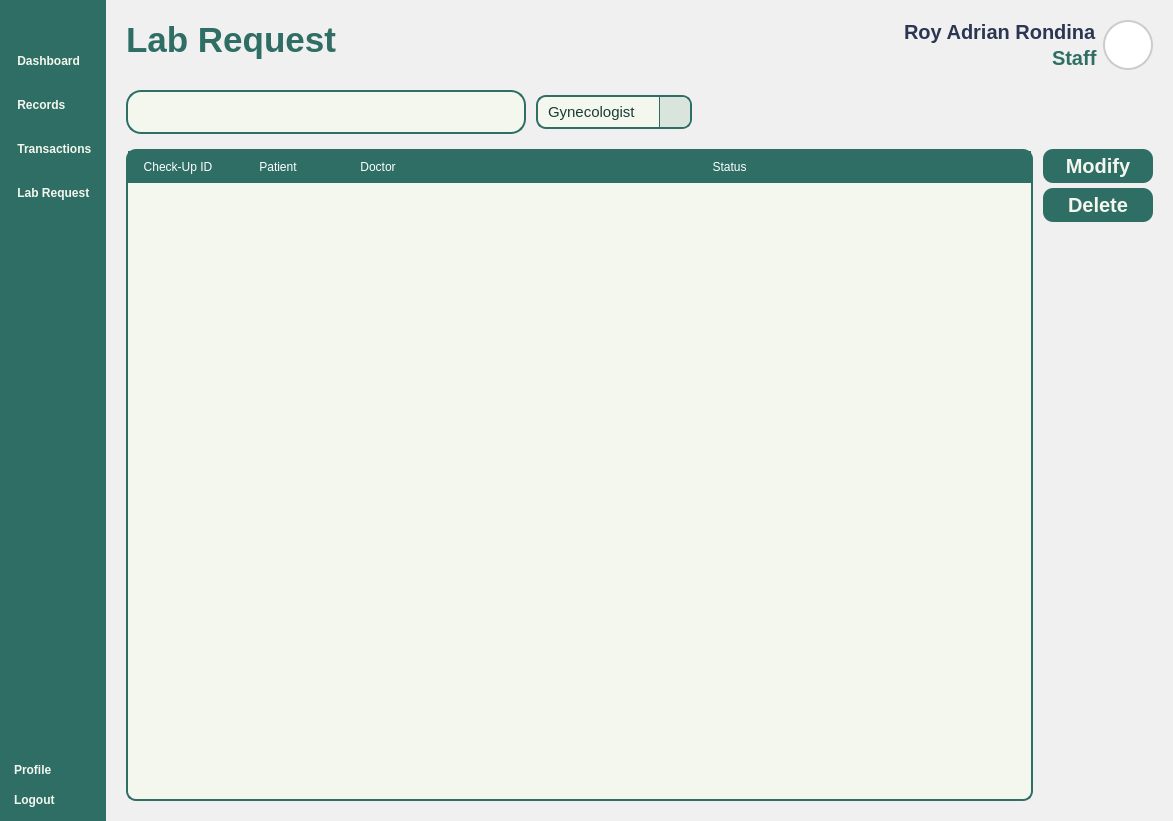
Old version of the form Views/Staff_LabRequest.ui in the repository VinsmokeSanji69/COVACHA_CLINIC_SYSTEM.
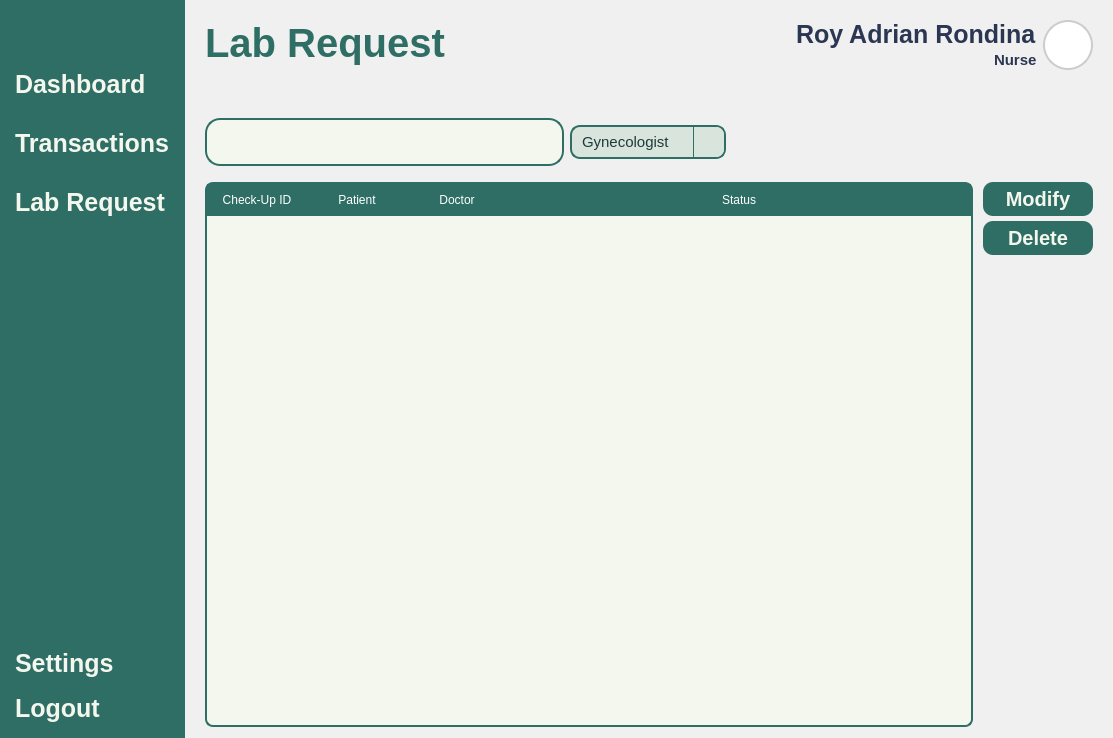
New version of the form. Icons and pictures are not drawn.

Patch:
```diff
--- a/Views/Staff_LabRequest.ui
+++ b/Views/Staff_LabRequest.ui
@@ -1,17 +1,17 @@
 <?xml version="1.0" encoding="UTF-8"?>
 <ui version="4.0">
- <class>MainWindow</class>
- <widget class="QMainWindow" name="MainWindow">
+ <class>Form</class>
+ <widget class="QWidget" name="Form">
   <property name="geometry">
    <rect>
     <x>0</x>
     <y>0</y>
-    <width>1173</width>
-    <height>821</height>
+    <width>1113</width>
+    <height>738</height>
    </rect>
   </property>
   <property name="windowTitle">
-   <string>MainWindow</string>
+   <string>Form</string>
   </property>
   <property name="styleSheet">
    <string notr="true">*{
@@ -20,16 +20,17 @@
 	border: 0px;
 }
 QPushButton {
-	font: 900 16pt &quot;Satoshi Black&quot;;
+	font: 900 10pt &quot;Satoshi Black&quot;;
 	background-color: transparent;
  	border-radius: 10px;
-	font-weight: bold;
+	font-weight: bold;	
+	font-size: 25px;
 	color: #F4F7ED;
 	text-align: left;
 	padding: 5px 5px;
 }
 #NavBar {
-    background-color: #2E6E65;
+    background-color: #2E6E65; 
 }
 QLabel {
 	font: 900 10pt &quot;Satoshi Black&quot;;
@@ -46,7 +47,6 @@
 }
 </string>
   </property>
-  <widget class="QWidget" name="centralwidget">
    <layout class="QHBoxLayout" name="horizontalLayout">
     <property name="spacing">
      <number>0</number>
@@ -63,23 +63,38 @@
     <property name="bottomMargin">
      <number>0</number>
     </property>
-    <item alignment="Qt::AlignLeft">
+   <item>
      <widget class="QWidget" name="NavBar" native="true">
       <property name="sizePolicy">
-       <sizepolicy hsizetype="Expanding" vsizetype="Expanding">
+      <sizepolicy hsizetype="Preferred" vsizetype="Expanding">
         <horstretch>0</horstretch>
         <verstretch>0</verstretch>
        </sizepolicy>
       </property>
       <layout class="QVBoxLayout" name="verticalLayout_12">
+      <property name="spacing">
+       <number>6</number>
+      </property>
+      <property name="leftMargin">
+       <number>10</number>
+      </property>
+      <property name="topMargin">
+       <number>10</number>
+      </property>
+      <property name="rightMargin">
+       <number>10</number>
+      </property>
+      <property name="bottomMargin">
+       <number>10</number>
+      </property>
        <item>
         <widget class="QPushButton" name="NavBarButton">
          <property name="text">
           <string/>
          </property>
          <property name="icon">
-          <iconset resource="../Images/resources.qrc">
-           <normaloff>:/lucide/icons/align-justify.svg</normaloff>:/lucide/icons/align-justify.svg</iconset>
+         <iconset>
+          <normaloff>:/icons/icons/align-justify.svg</normaloff>:/icons/icons/align-justify.svg</iconset>
          </property>
          <property name="iconSize">
           <size>
@@ -116,11 +131,11 @@
             <string notr="true"/>
            </property>
            <property name="text">
-            <string> Dashboard</string>
+           <string>Dashboard</string>
            </property>
            <property name="icon">
-            <iconset resource="../Images/resources.qrc">
-             <normaloff>:/lucide/icons/layout-dashboard.svg</normaloff>:/lucide/icons/layout-dashboard.svg</iconset>
+           <iconset>
+            <normaloff>:/icons/icons/layout-dashboard.svg</normaloff>:/icons/icons/layout-dashboard.svg</iconset>
            </property>
            <property name="iconSize">
             <size>
@@ -131,13 +146,13 @@
           </widget>
          </item>
          <item>
-          <widget class="QPushButton" name="RecordsButton">
+         <widget class="QPushButton" name="TransactionsButton">
            <property name="text">
-            <string> Records</string>
+           <string>Transactions</string>
            </property>
            <property name="icon">
-            <iconset resource="../Images/resources.qrc">
-             <normaloff>:/lucide/icons/file-text.svg</normaloff>:/lucide/icons/file-text.svg</iconset>
+           <iconset>
+            <normaloff>:/icons/icons/tickets.svg</normaloff>:/icons/icons/tickets.svg</iconset>
            </property>
            <property name="iconSize">
             <size>
@@ -148,35 +163,16 @@
           </widget>
          </item>
          <item>
-          <widget class="QPushButton" name="TransactionButton">
-           <property name="text">
-            <string> Transactions</string>
-           </property>
-           <property name="icon">
-            <iconset resource="../Images/resources.qrc">
-             <normaloff>:/lucide/icons/tickets.svg</normaloff>:/lucide/icons/tickets.svg</iconset>
-           </property>
-           <property name="iconSize">
-            <size>
-             <width>40</width>
-             <height>40</height>
-            </size>
-           </property>
-          </widget>
-         </item>
-         <item>
-          <widget class="QPushButton" name="LabRequestButton">
+         <widget class="QPushButton" name="LabButton">
            <property name="styleSheet">
-            <string notr="true">QPushButton {
-	font: 900 20pt &quot;Satoshi Black&quot;;
-}</string>
+           <string notr="true"/>
            </property>
            <property name="text">
-            <string> Lab Request</string>
+           <string>Lab Request</string>
            </property>
            <property name="icon">
             <iconset>
-             <normaloff>:/lucide/icons/test-tubes.svg</normaloff>:/lucide/icons/test-tubes.svg</iconset>
+            <normaloff>:/icons/icons/test-tubes.svg</normaloff>:/icons/icons/test-tubes.svg</iconset>
            </property>
            <property name="iconSize">
             <size>
@@ -212,16 +208,16 @@
          <item>
           <widget class="QPushButton" name="pushButton_9">
            <property name="text">
-            <string>Profile</string>
+           <string>Settings</string>
            </property>
            <property name="icon">
-            <iconset resource="../Images/resources.qrc">
-             <normaloff>:/lucide/icons/user-round-cog.svg</normaloff>:/lucide/icons/user-round-cog.svg</iconset>
+           <iconset>
+            <normaloff>:/icons/icons/user-round-cog.svg</normaloff>:/icons/icons/user-round-cog.svg</iconset>
            </property>
            <property name="iconSize">
             <size>
-             <width>30</width>
-             <height>30</height>
+            <width>40</width>
+            <height>40</height>
             </size>
            </property>
           </widget>
@@ -232,13 +228,13 @@
             <string>Logout</string>
            </property>
            <property name="icon">
-            <iconset resource="../Images/resources.qrc">
-             <normaloff>:/lucide/icons/log-out.svg</normaloff>:/lucide/icons/log-out.svg</iconset>
+           <iconset>
+            <normaloff>:/icons/icons/log-out.svg</normaloff>:/icons/icons/log-out.svg</iconset>
            </property>
            <property name="iconSize">
             <size>
-             <width>30</width>
-             <height>30</height>
+            <width>40</width>
+            <height>40</height>
             </size>
            </property>
           </widget>
@@ -275,11 +271,11 @@
 }
 #UserName {
 	font: 600 10pt &quot;Lexend SemiBold&quot;;
-	font-size: 20px;
+	font-size: 25px;
 	color: #2B3752;
 }
 #InterfaceTitle{
-	font-size: 35px;
+	font-size: 40px;
 }
 QGraphicsView {
     border: 2px solid #ccc;
@@ -313,7 +309,7 @@
       </property>
       <layout class="QVBoxLayout" name="verticalLayout">
        <property name="spacing">
-        <number>10</number>
+       <number>6</number>
        </property>
        <property name="leftMargin">
         <number>0</number>
@@ -382,9 +378,9 @@
                </widget>
               </item>
               <item alignment="Qt::AlignRight">
-               <widget class="QLabel" name="ID">
+              <widget class="QLabel" name="UserType">
                 <property name="text">
-                 <string>Staff</string>
+                <string>Nurse</string>
                 </property>
                </widget>
               </item>
@@ -462,7 +458,7 @@
        <item>
         <widget class="QWidget" name="Body" native="true">
          <property name="sizePolicy">
-          <sizepolicy hsizetype="Preferred" vsizetype="Expanding">
+         <sizepolicy hsizetype="Expanding" vsizetype="Expanding">
            <horstretch>0</horstretch>
            <verstretch>0</verstretch>
           </sizepolicy>
@@ -500,19 +496,19 @@
          </property>
          <layout class="QVBoxLayout" name="verticalLayout_7">
           <property name="spacing">
-           <number>5</number>
+          <number>7</number>
           </property>
           <property name="leftMargin">
-           <number>0</number>
+          <number>20</number>
           </property>
           <property name="topMargin">
-           <number>0</number>
+          <number>11</number>
           </property>
           <property name="rightMargin">
-           <number>0</number>
+          <number>20</number>
           </property>
           <property name="bottomMargin">
-           <number>0</number>
+          <number>11</number>
           </property>
           <item alignment="Qt::AlignTop">
            <widget class="QWidget" name="widget_3" native="true">
@@ -570,21 +566,12 @@
 
 </string>
             </property>
-            <layout class="QHBoxLayout" name="horizontalLayout_5">
-             <property name="spacing">
-              <number>10</number>
-             </property>
+           <layout class="QHBoxLayout" name="horizontalLayout_4">
              <property name="leftMargin">
-              <number>20</number>
+             <number>0</number>
              </property>
              <property name="topMargin">
-              <number>0</number>
-             </property>
-             <property name="rightMargin">
-              <number>20</number>
-             </property>
-             <property name="bottomMargin">
-              <number>0</number>
+             <number>21</number>
              </property>
              <item>
               <widget class="QWidget" name="SearchBar" native="true">
@@ -596,17 +583,28 @@
                </property>
                <property name="minimumSize">
                 <size>
-                 <width>290</width>
-                 <height>0</height>
+                <width>0</width>
+                <height>48</height>
                 </size>
                </property>
                <property name="maximumSize">
                 <size>
-                 <width>400</width>
-                 <height>16777215</height>
-                </size>
-               </property>
-               <layout class="QHBoxLayout" name="horizontalLayout_4">
+                <width>500</width>
+                <height>48</height>
+               </size>
+              </property>
+              <property name="styleSheet">
+               <string notr="true">#SearchBar {
+	background-color: #F4F7ED;
+	border: 2px solid #2E6E65; 
+    border-radius: 15px;
+}
+#Search{
+	background-color: transparent ;
+	font: 300 14pt &quot;Lexend Light&quot;;
+}</string>
+              </property>
+              <layout class="QHBoxLayout" name="horizontalLayout_5">
                 <property name="spacing">
                  <number>0</number>
                 </property>
@@ -628,26 +626,19 @@
                    <string/>
                   </property>
                   <property name="icon">
-                   <iconset resource="../Images/resources.qrc">
-                    <normaloff>:/lucide/icons/search.svg</normaloff>:/lucide/icons/search.svg</iconset>
+                  <iconset>
+                   <normaloff>:/icons/icons/search.svg</normaloff>:/icons/icons/search.svg</iconset>
                   </property>
                   <property name="iconSize">
                    <size>
-                    <width>30</width>
+                   <width>40</width>
                     <height>30</height>
                    </size>
                   </property>
                  </widget>
                 </item>
                 <item>
-                 <widget class="QLineEdit" name="Search">
-                  <property name="sizePolicy">
-                   <sizepolicy hsizetype="Expanding" vsizetype="Expanding">
-                    <horstretch>0</horstretch>
-                    <verstretch>0</verstretch>
-                   </sizepolicy>
-                  </property>
-                 </widget>
+                <widget class="QLineEdit" name="Search"/>
                 </item>
                </layout>
               </widget>
@@ -672,6 +663,37 @@
                  <height>16777215</height>
                 </size>
                </property>
+              <property name="styleSheet">
+               <string notr="true">QComboBox {
+    background-color: #D9E4DC;
+    border: 2px solid #2E6E65;
+    border-radius: 10px;
+    padding: 5px 10px;
+	font: 300 12pt &quot;Lexend Light&quot;;
+}
+QComboBox::drop-down {
+    subcontrol-origin: padding;
+    subcontrol-position: top right;
+    width: 30px;
+    border-left: 1px solid #2E6E65;
+    background-color: #D9E4DC;
+    border-top-right-radius: 8px;
+    border-bottom-right-radius: 8px;
+}
+QComboBox::down-arrow {
+    image: url(:/icons/icons/chevron-down.svg);
+    width: 20px;
+    height: 20px;
+}
+QComboBox QAbstractItemView {
+    background-color: #F4F7ED;
+    selection-background-color: #CCE3D0;
+    border: 1px solid #2E6E65;
+    border-radius: 2px;
+    outline: 0;  
+	font: 300 12pt &quot;Lexend Light&quot;;
+}</string>
+              </property>
                <item>
                 <property name="text">
                  <string>Gynecologist</string>
@@ -723,16 +745,16 @@
               <number>10</number>
              </property>
              <property name="leftMargin">
-              <number>20</number>
+             <number>0</number>
              </property>
              <property name="topMargin">
-              <number>10</number>
+             <number>0</number>
              </property>
              <property name="rightMargin">
-              <number>20</number>
+             <number>0</number>
              </property>
              <property name="bottomMargin">
-              <number>20</number>
+             <number>0</number>
              </property>
              <item>
               <widget class="QScrollArea" name="scrollArea">
@@ -763,8 +785,8 @@
                  <rect>
                   <x>0</x>
                   <y>0</y>
-                  <width>754</width>
-                  <height>644</height>
+                 <width>761</width>
+                 <height>541</height>
                  </rect>
                 </property>
                 <layout class="QVBoxLayout" name="verticalLayout_6">
@@ -789,11 +811,13 @@
                     <string notr="true">QTableWidget {
 	background-color: #F4F7ED;
 	gridline-color: transparent;
-	border-radius: 10px;
+	border-radius: 8px;
+	border: 2px solid #2E6E65;
 }
 QTableWidget::item {
 	border: none;
-	font: 16pt &quot;Lexend&quot;;
+	font:500 16pt &quot;Satoshi&quot;;
+	color: #2B3752;
 }
 QTableWidget::item:selected {
 	background-color: rgba(46, 110, 101, 0.3);
@@ -802,10 +826,9 @@
 	background-color: #2E6E65;
 	color: white;
 	padding: 5px;
-	font: 18px &quot;Lexend Medium&quot;;
+	font: 700 15pt &quot;Satoshi&quot;;
 	border: 2px solid #2E6E65;
-}
-</string>
+}</string>
                    </property>
                    <property name="columnCount">
                     <number>4</number>
@@ -899,7 +922,6 @@
      </widget>
     </item>
    </layout>
-  </widget>
  </widget>
  <resources>
   <include location="../Images/resources.qrc"/>
```
Lines whose indentation alone changed are shown as unchanged.
